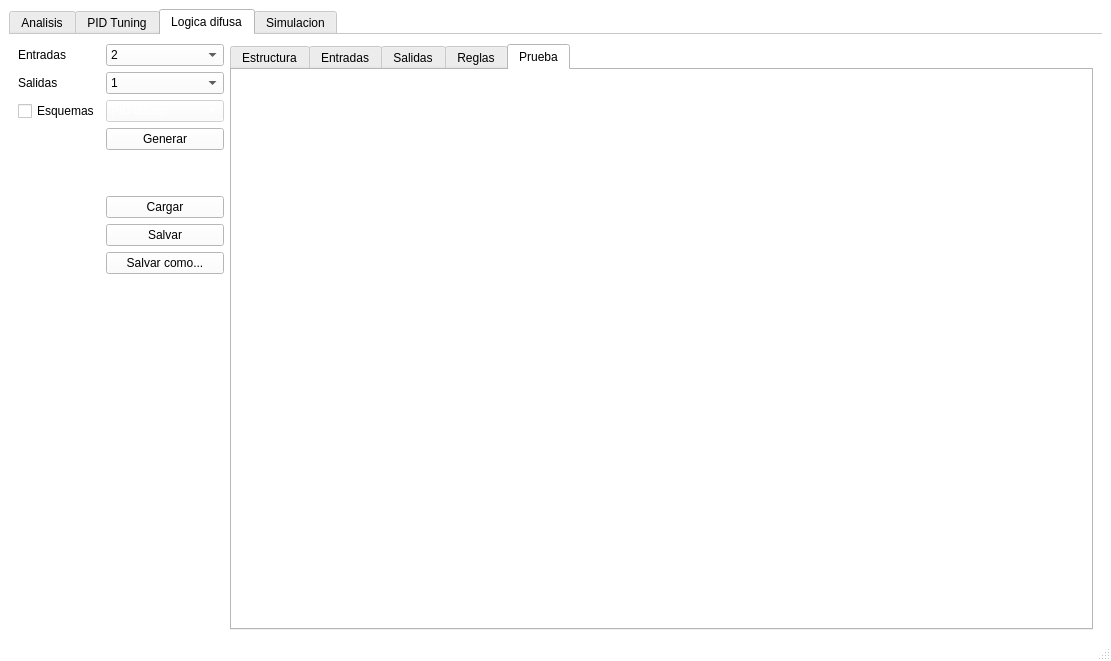
This is Main aplication/VentanaPrincipal.ui in ezalorpro/LaboratorioDeControl as Qt 5 draws it before an edit. The edited form follows.
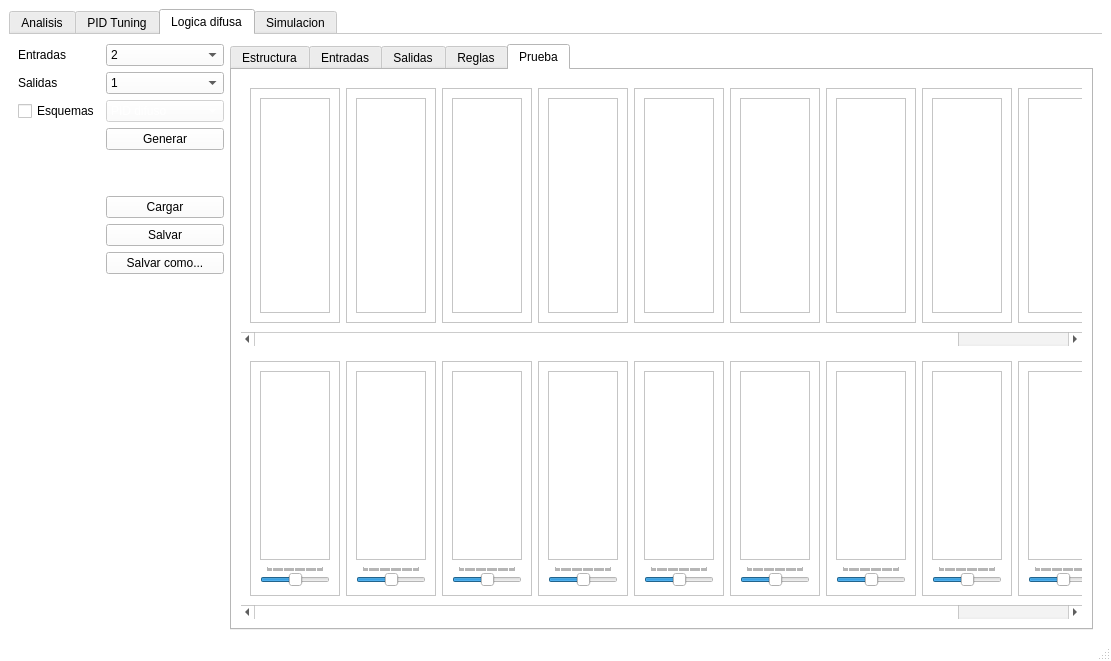
This is the edited form. The open tabs and pages were chosen to show the change. Custom widgets are drawn as their Qt base class.

Patch:
```diff
--- a/Main aplication/VentanaPrincipal.ui
+++ b/Main aplication/VentanaPrincipal.ui
@@ -4581,6 +4581,830 @@
              <attribute name="title">
               <string>Prueba</string>
              </attribute>
+             <layout class="QGridLayout" name="gridLayout_67">
+              <item row="0" column="0">
+               <widget class="QScrollArea" name="scrollArea">
+                <property name="frameShape">
+                 <enum>QFrame::NoFrame</enum>
+                </property>
+                <property name="widgetResizable">
+                 <bool>true</bool>
+                </property>
+                <widget class="QWidget" name="scrollAreaWidgetContents_2">
+                 <property name="geometry">
+                  <rect>
+                   <x>-140</x>
+                   <y>0</y>
+                   <width>1004</width>
+                   <height>242</height>
+                  </rect>
+                 </property>
+                 <layout class="QGridLayout" name="gridLayout_54">
+                  <item row="0" column="0">
+                   <layout class="QHBoxLayout" name="horizontalLayout_13">
+                    <item>
+                     <widget class="QFrame" name="outtestframe1">
+                      <property name="frameShape">
+                       <enum>QFrame::StyledPanel</enum>
+                      </property>
+                      <property name="frameShadow">
+                       <enum>QFrame::Raised</enum>
+                      </property>
+                      <layout class="QGridLayout" name="gridLayout_62">
+                       <item row="0" column="0">
+                        <layout class="QVBoxLayout" name="verticalLayout_55">
+                         <item>
+                          <widget class="MlpWidgetNoToolbar" name="outgraph1">
+                           <property name="sizePolicy">
+                            <sizepolicy hsizetype="Preferred" vsizetype="Preferred">
+                             <horstretch>0</horstretch>
+                             <verstretch>0</verstretch>
+                            </sizepolicy>
+                           </property>
+                          </widget>
+                         </item>
+                        </layout>
+                       </item>
+                      </layout>
+                     </widget>
+                    </item>
+                    <item>
+                     <widget class="QFrame" name="outtestframe2">
+                      <property name="frameShape">
+                       <enum>QFrame::StyledPanel</enum>
+                      </property>
+                      <property name="frameShadow">
+                       <enum>QFrame::Raised</enum>
+                      </property>
+                      <layout class="QGridLayout" name="gridLayout_30">
+                       <item row="0" column="0">
+                        <layout class="QVBoxLayout" name="verticalLayout_38">
+                         <item>
+                          <widget class="MlpWidgetNoToolbar" name="outgraph2">
+                           <property name="sizePolicy">
+                            <sizepolicy hsizetype="Preferred" vsizetype="Preferred">
+                             <horstretch>0</horstretch>
+                             <verstretch>0</verstretch>
+                            </sizepolicy>
+                           </property>
+                          </widget>
+                         </item>
+                        </layout>
+                       </item>
+                      </layout>
+                     </widget>
+                    </item>
+                    <item>
+                     <widget class="QFrame" name="outtestframe3">
+                      <property name="frameShape">
+                       <enum>QFrame::StyledPanel</enum>
+                      </property>
+                      <property name="frameShadow">
+                       <enum>QFrame::Raised</enum>
+                      </property>
+                      <layout class="QGridLayout" name="gridLayout_31">
+                       <item row="0" column="0">
+                        <layout class="QVBoxLayout" name="verticalLayout_39">
+                         <item>
+                          <widget class="MlpWidgetNoToolbar" name="outgraph3">
+                           <property name="sizePolicy">
+                            <sizepolicy hsizetype="Preferred" vsizetype="Preferred">
+                             <horstretch>0</horstretch>
+                             <verstretch>0</verstretch>
+                            </sizepolicy>
+                           </property>
+                          </widget>
+                         </item>
+                        </layout>
+                       </item>
+                      </layout>
+                     </widget>
+                    </item>
+                    <item>
+                     <widget class="QFrame" name="outtestframe4">
+                      <property name="frameShape">
+                       <enum>QFrame::StyledPanel</enum>
+                      </property>
+                      <property name="frameShadow">
+                       <enum>QFrame::Raised</enum>
+                      </property>
+                      <layout class="QGridLayout" name="gridLayout_32">
+                       <item row="0" column="0">
+                        <layout class="QVBoxLayout" name="verticalLayout_40">
+                         <item>
+                          <widget class="MlpWidgetNoToolbar" name="outgraph4">
+                           <property name="sizePolicy">
+                            <sizepolicy hsizetype="Preferred" vsizetype="Preferred">
+                             <horstretch>0</horstretch>
+                             <verstretch>0</verstretch>
+                            </sizepolicy>
+                           </property>
+                          </widget>
+                         </item>
+                        </layout>
+                       </item>
+                      </layout>
+                     </widget>
+                    </item>
+                    <item>
+                     <widget class="QFrame" name="outtestframe5">
+                      <property name="frameShape">
+                       <enum>QFrame::StyledPanel</enum>
+                      </property>
+                      <property name="frameShadow">
+                       <enum>QFrame::Raised</enum>
+                      </property>
+                      <layout class="QGridLayout" name="gridLayout_53">
+                       <item row="0" column="0">
+                        <layout class="QVBoxLayout" name="verticalLayout_46">
+                         <item>
+                          <widget class="MlpWidgetNoToolbar" name="outgraph5">
+                           <property name="sizePolicy">
+                            <sizepolicy hsizetype="Preferred" vsizetype="Preferred">
+                             <horstretch>0</horstretch>
+                             <verstretch>0</verstretch>
+                            </sizepolicy>
+                           </property>
+                          </widget>
+                         </item>
+                        </layout>
+                       </item>
+                      </layout>
+                     </widget>
+                    </item>
+                    <item>
+                     <widget class="QFrame" name="outtestframe6">
+                      <property name="frameShape">
+                       <enum>QFrame::StyledPanel</enum>
+                      </property>
+                      <property name="frameShadow">
+                       <enum>QFrame::Raised</enum>
+                      </property>
+                      <layout class="QGridLayout" name="gridLayout_50">
+                       <item row="0" column="0">
+                        <layout class="QVBoxLayout" name="verticalLayout_43">
+                         <item>
+                          <widget class="MlpWidgetNoToolbar" name="outgraph6">
+                           <property name="sizePolicy">
+                            <sizepolicy hsizetype="Preferred" vsizetype="Preferred">
+                             <horstretch>0</horstretch>
+                             <verstretch>0</verstretch>
+                            </sizepolicy>
+                           </property>
+                          </widget>
+                         </item>
+                        </layout>
+                       </item>
+                      </layout>
+                     </widget>
+                    </item>
+                    <item>
+                     <widget class="QFrame" name="outtestframe7">
+                      <property name="frameShape">
+                       <enum>QFrame::StyledPanel</enum>
+                      </property>
+                      <property name="frameShadow">
+                       <enum>QFrame::Raised</enum>
+                      </property>
+                      <layout class="QGridLayout" name="gridLayout_52">
+                       <item row="0" column="0">
+                        <layout class="QVBoxLayout" name="verticalLayout_45">
+                         <item>
+                          <widget class="MlpWidgetNoToolbar" name="outgraph7">
+                           <property name="sizePolicy">
+                            <sizepolicy hsizetype="Preferred" vsizetype="Preferred">
+                             <horstretch>0</horstretch>
+                             <verstretch>0</verstretch>
+                            </sizepolicy>
+                           </property>
+                          </widget>
+                         </item>
+                        </layout>
+                       </item>
+                      </layout>
+                     </widget>
+                    </item>
+                    <item>
+                     <widget class="QFrame" name="outtestframe8">
+                      <property name="frameShape">
+                       <enum>QFrame::StyledPanel</enum>
+                      </property>
+                      <property name="frameShadow">
+                       <enum>QFrame::Raised</enum>
+                      </property>
+                      <layout class="QGridLayout" name="gridLayout_49">
+                       <item row="0" column="0">
+                        <layout class="QVBoxLayout" name="verticalLayout_42">
+                         <item>
+                          <widget class="MlpWidgetNoToolbar" name="outgraph8">
+                           <property name="sizePolicy">
+                            <sizepolicy hsizetype="Preferred" vsizetype="Preferred">
+                             <horstretch>0</horstretch>
+                             <verstretch>0</verstretch>
+                            </sizepolicy>
+                           </property>
+                          </widget>
+                         </item>
+                        </layout>
+                       </item>
+                      </layout>
+                     </widget>
+                    </item>
+                    <item>
+                     <widget class="QFrame" name="outtestframe9">
+                      <property name="frameShape">
+                       <enum>QFrame::StyledPanel</enum>
+                      </property>
+                      <property name="frameShadow">
+                       <enum>QFrame::Raised</enum>
+                      </property>
+                      <layout class="QGridLayout" name="gridLayout_51">
+                       <item row="0" column="0">
+                        <layout class="QVBoxLayout" name="verticalLayout_44">
+                         <item>
+                          <widget class="MlpWidgetNoToolbar" name="outgraph9">
+                           <property name="sizePolicy">
+                            <sizepolicy hsizetype="Preferred" vsizetype="Preferred">
+                             <horstretch>0</horstretch>
+                             <verstretch>0</verstretch>
+                            </sizepolicy>
+                           </property>
+                          </widget>
+                         </item>
+                        </layout>
+                       </item>
+                      </layout>
+                     </widget>
+                    </item>
+                    <item>
+                     <widget class="QFrame" name="outtestframe10">
+                      <property name="frameShape">
+                       <enum>QFrame::StyledPanel</enum>
+                      </property>
+                      <property name="frameShadow">
+                       <enum>QFrame::Raised</enum>
+                      </property>
+                      <layout class="QGridLayout" name="gridLayout_48">
+                       <item row="0" column="0">
+                        <layout class="QVBoxLayout" name="verticalLayout_41">
+                         <item>
+                          <widget class="MlpWidgetNoToolbar" name="outgraph10">
+                           <property name="sizePolicy">
+                            <sizepolicy hsizetype="Preferred" vsizetype="Preferred">
+                             <horstretch>0</horstretch>
+                             <verstretch>0</verstretch>
+                            </sizepolicy>
+                           </property>
+                          </widget>
+                         </item>
+                        </layout>
+                       </item>
+                      </layout>
+                     </widget>
+                    </item>
+                   </layout>
+                  </item>
+                 </layout>
+                </widget>
+               </widget>
+              </item>
+              <item row="1" column="0">
+               <widget class="QScrollArea" name="scrollArea_2">
+                <property name="frameShape">
+                 <enum>QFrame::NoFrame</enum>
+                </property>
+                <property name="widgetResizable">
+                 <bool>true</bool>
+                </property>
+                <widget class="QWidget" name="scrollAreaWidgetContents_3">
+                 <property name="geometry">
+                  <rect>
+                   <x>-140</x>
+                   <y>0</y>
+                   <width>1004</width>
+                   <height>244</height>
+                  </rect>
+                 </property>
+                 <layout class="QGridLayout" name="gridLayout_55">
+                  <item row="0" column="0">
+                   <layout class="QHBoxLayout" name="horizontalLayout_14">
+                    <item>
+                     <widget class="QFrame" name="intestframe1">
+                      <property name="frameShape">
+                       <enum>QFrame::StyledPanel</enum>
+                      </property>
+                      <property name="frameShadow">
+                       <enum>QFrame::Raised</enum>
+                      </property>
+                      <layout class="QGridLayout" name="gridLayout_63">
+                       <item row="0" column="0">
+                        <layout class="QVBoxLayout" name="verticalLayout_56">
+                         <item>
+                          <widget class="MlpWidgetNoToolbar" name="ingraph1">
+                           <property name="sizePolicy">
+                            <sizepolicy hsizetype="Preferred" vsizetype="Preferred">
+                             <horstretch>0</horstretch>
+                             <verstretch>0</verstretch>
+                            </sizepolicy>
+                           </property>
+                          </widget>
+                         </item>
+                         <item>
+                          <widget class="QSlider" name="intestslider1">
+                           <property name="sizePolicy">
+                            <sizepolicy hsizetype="Preferred" vsizetype="Fixed">
+                             <horstretch>0</horstretch>
+                             <verstretch>0</verstretch>
+                            </sizepolicy>
+                           </property>
+                           <property name="maximum">
+                            <number>1000</number>
+                           </property>
+                           <property name="value">
+                            <number>500</number>
+                           </property>
+                           <property name="orientation">
+                            <enum>Qt::Horizontal</enum>
+                           </property>
+                           <property name="tickPosition">
+                            <enum>QSlider::TicksAbove</enum>
+                           </property>
+                           <property name="tickInterval">
+                            <number>20</number>
+                           </property>
+                          </widget>
+                         </item>
+                        </layout>
+                       </item>
+                      </layout>
+                     </widget>
+                    </item>
+                    <item>
+                     <widget class="QFrame" name="intestframe2">
+                      <property name="frameShape">
+                       <enum>QFrame::StyledPanel</enum>
+                      </property>
+                      <property name="frameShadow">
+                       <enum>QFrame::Raised</enum>
+                      </property>
+                      <layout class="QGridLayout" name="gridLayout_56">
+                       <item row="0" column="0">
+                        <layout class="QVBoxLayout" name="verticalLayout_47">
+                         <item>
+                          <widget class="MlpWidgetNoToolbar" name="ingraph2">
+                           <property name="sizePolicy">
+                            <sizepolicy hsizetype="Preferred" vsizetype="Preferred">
+                             <horstretch>0</horstretch>
+                             <verstretch>0</verstretch>
+                            </sizepolicy>
+                           </property>
+                          </widget>
+                         </item>
+                         <item>
+                          <widget class="QSlider" name="intestslider2">
+                           <property name="sizePolicy">
+                            <sizepolicy hsizetype="Preferred" vsizetype="Fixed">
+                             <horstretch>0</horstretch>
+                             <verstretch>0</verstretch>
+                            </sizepolicy>
+                           </property>
+                           <property name="maximum">
+                            <number>1000</number>
+                           </property>
+                           <property name="value">
+                            <number>500</number>
+                           </property>
+                           <property name="orientation">
+                            <enum>Qt::Horizontal</enum>
+                           </property>
+                           <property name="tickPosition">
+                            <enum>QSlider::TicksAbove</enum>
+                           </property>
+                           <property name="tickInterval">
+                            <number>20</number>
+                           </property>
+                          </widget>
+                         </item>
+                        </layout>
+                       </item>
+                      </layout>
+                     </widget>
+                    </item>
+                    <item>
+                     <widget class="QFrame" name="intestframe3">
+                      <property name="frameShape">
+                       <enum>QFrame::StyledPanel</enum>
+                      </property>
+                      <property name="frameShadow">
+                       <enum>QFrame::Raised</enum>
+                      </property>
+                      <layout class="QGridLayout" name="gridLayout_57">
+                       <item row="0" column="0">
+                        <layout class="QVBoxLayout" name="verticalLayout_48">
+                         <item>
+                          <widget class="MlpWidgetNoToolbar" name="ingraph3">
+                           <property name="sizePolicy">
+                            <sizepolicy hsizetype="Preferred" vsizetype="Preferred">
+                             <horstretch>0</horstretch>
+                             <verstretch>0</verstretch>
+                            </sizepolicy>
+                           </property>
+                          </widget>
+                         </item>
+                         <item>
+                          <widget class="QSlider" name="intestslider3">
+                           <property name="sizePolicy">
+                            <sizepolicy hsizetype="Preferred" vsizetype="Fixed">
+                             <horstretch>0</horstretch>
+                             <verstretch>0</verstretch>
+                            </sizepolicy>
+                           </property>
+                           <property name="maximum">
+                            <number>1000</number>
+                           </property>
+                           <property name="value">
+                            <number>500</number>
+                           </property>
+                           <property name="orientation">
+                            <enum>Qt::Horizontal</enum>
+                           </property>
+                           <property name="tickPosition">
+                            <enum>QSlider::TicksAbove</enum>
+                           </property>
+                           <property name="tickInterval">
+                            <number>20</number>
+                           </property>
+                          </widget>
+                         </item>
+                        </layout>
+                       </item>
+                      </layout>
+                     </widget>
+                    </item>
+                    <item>
+                     <widget class="QFrame" name="intestframe4">
+                      <property name="frameShape">
+                       <enum>QFrame::StyledPanel</enum>
+                      </property>
+                      <property name="frameShadow">
+                       <enum>QFrame::Raised</enum>
+                      </property>
+                      <layout class="QGridLayout" name="gridLayout_58">
+                       <item row="0" column="0">
+                        <layout class="QVBoxLayout" name="verticalLayout_49">
+                         <item>
+                          <widget class="MlpWidgetNoToolbar" name="ingraph4">
+                           <property name="sizePolicy">
+                            <sizepolicy hsizetype="Preferred" vsizetype="Preferred">
+                             <horstretch>0</horstretch>
+                             <verstretch>0</verstretch>
+                            </sizepolicy>
+                           </property>
+                          </widget>
+                         </item>
+                         <item>
+                          <widget class="QSlider" name="intestslider4">
+                           <property name="sizePolicy">
+                            <sizepolicy hsizetype="Preferred" vsizetype="Fixed">
+                             <horstretch>0</horstretch>
+                             <verstretch>0</verstretch>
+                            </sizepolicy>
+                           </property>
+                           <property name="maximum">
+                            <number>1000</number>
+                           </property>
+                           <property name="value">
+                            <number>500</number>
+                           </property>
+                           <property name="orientation">
+                            <enum>Qt::Horizontal</enum>
+                           </property>
+                           <property name="tickPosition">
+                            <enum>QSlider::TicksAbove</enum>
+                           </property>
+                           <property name="tickInterval">
+                            <number>20</number>
+                           </property>
+                          </widget>
+                         </item>
+                        </layout>
+                       </item>
+                      </layout>
+                     </widget>
+                    </item>
+                    <item>
+                     <widget class="QFrame" name="intestframe5">
+                      <property name="frameShape">
+                       <enum>QFrame::StyledPanel</enum>
+                      </property>
+                      <property name="frameShadow">
+                       <enum>QFrame::Raised</enum>
+                      </property>
+                      <layout class="QGridLayout" name="gridLayout_59">
+                       <item row="0" column="0">
+                        <layout class="QVBoxLayout" name="verticalLayout_50">
+                         <item>
+                          <widget class="MlpWidgetNoToolbar" name="ingraph5">
+                           <property name="sizePolicy">
+                            <sizepolicy hsizetype="Preferred" vsizetype="Preferred">
+                             <horstretch>0</horstretch>
+                             <verstretch>0</verstretch>
+                            </sizepolicy>
+                           </property>
+                          </widget>
+                         </item>
+                         <item>
+                          <widget class="QSlider" name="intestslider5">
+                           <property name="sizePolicy">
+                            <sizepolicy hsizetype="Preferred" vsizetype="Fixed">
+                             <horstretch>0</horstretch>
+                             <verstretch>0</verstretch>
+                            </sizepolicy>
+                           </property>
+                           <property name="maximum">
+                            <number>1000</number>
+                           </property>
+                           <property name="value">
+                            <number>500</number>
+                           </property>
+                           <property name="orientation">
+                            <enum>Qt::Horizontal</enum>
+                           </property>
+                           <property name="tickPosition">
+                            <enum>QSlider::TicksAbove</enum>
+                           </property>
+                           <property name="tickInterval">
+                            <number>20</number>
+                           </property>
+                          </widget>
+                         </item>
+                        </layout>
+                       </item>
+                      </layout>
+                     </widget>
+                    </item>
+                    <item>
+                     <widget class="QFrame" name="intestframe6">
+                      <property name="frameShape">
+                       <enum>QFrame::StyledPanel</enum>
+                      </property>
+                      <property name="frameShadow">
+                       <enum>QFrame::Raised</enum>
+                      </property>
+                      <layout class="QGridLayout" name="gridLayout_60">
+                       <item row="0" column="0">
+                        <layout class="QVBoxLayout" name="verticalLayout_51">
+                         <item>
+                          <widget class="MlpWidgetNoToolbar" name="ingraph6">
+                           <property name="sizePolicy">
+                            <sizepolicy hsizetype="Preferred" vsizetype="Preferred">
+                             <horstretch>0</horstretch>
+                             <verstretch>0</verstretch>
+                            </sizepolicy>
+                           </property>
+                          </widget>
+                         </item>
+                         <item>
+                          <widget class="QSlider" name="intestslider6">
+                           <property name="sizePolicy">
+                            <sizepolicy hsizetype="Preferred" vsizetype="Fixed">
+                             <horstretch>0</horstretch>
+                             <verstretch>0</verstretch>
+                            </sizepolicy>
+                           </property>
+                           <property name="maximum">
+                            <number>1000</number>
+                           </property>
+                           <property name="value">
+                            <number>500</number>
+                           </property>
+                           <property name="orientation">
+                            <enum>Qt::Horizontal</enum>
+                           </property>
+                           <property name="tickPosition">
+                            <enum>QSlider::TicksAbove</enum>
+                           </property>
+                           <property name="tickInterval">
+                            <number>20</number>
+                           </property>
+                          </widget>
+                         </item>
+                        </layout>
+                       </item>
+                      </layout>
+                     </widget>
+                    </item>
+                    <item>
+                     <widget class="QFrame" name="intestframe7">
+                      <property name="frameShape">
+                       <enum>QFrame::StyledPanel</enum>
+                      </property>
+                      <property name="frameShadow">
+                       <enum>QFrame::Raised</enum>
+                      </property>
+                      <layout class="QGridLayout" name="gridLayout_61">
+                       <item row="0" column="0">
+                        <layout class="QVBoxLayout" name="verticalLayout_52">
+                         <item>
+                          <widget class="MlpWidgetNoToolbar" name="ingraph7">
+                           <property name="sizePolicy">
+                            <sizepolicy hsizetype="Preferred" vsizetype="Preferred">
+                             <horstretch>0</horstretch>
+                             <verstretch>0</verstretch>
+                            </sizepolicy>
+                           </property>
+                          </widget>
+                         </item>
+                         <item>
+                          <widget class="QSlider" name="intestslider7">
+                           <property name="sizePolicy">
+                            <sizepolicy hsizetype="Preferred" vsizetype="Fixed">
+                             <horstretch>0</horstretch>
+                             <verstretch>0</verstretch>
+                            </sizepolicy>
+                           </property>
+                           <property name="maximum">
+                            <number>1000</number>
+                           </property>
+                           <property name="value">
+                            <number>500</number>
+                           </property>
+                           <property name="orientation">
+                            <enum>Qt::Horizontal</enum>
+                           </property>
+                           <property name="tickPosition">
+                            <enum>QSlider::TicksAbove</enum>
+                           </property>
+                           <property name="tickInterval">
+                            <number>20</number>
+                           </property>
+                          </widget>
+                         </item>
+                        </layout>
+                       </item>
+                      </layout>
+                     </widget>
+                    </item>
+                    <item>
+                     <widget class="QFrame" name="intestframe8">
+                      <property name="frameShape">
+                       <enum>QFrame::StyledPanel</enum>
+                      </property>
+                      <property name="frameShadow">
+                       <enum>QFrame::Raised</enum>
+                      </property>
+                      <layout class="QGridLayout" name="gridLayout_64">
+                       <item row="0" column="0">
+                        <layout class="QVBoxLayout" name="verticalLayout_53">
+                         <item>
+                          <widget class="MlpWidgetNoToolbar" name="ingraph8">
+                           <property name="sizePolicy">
+                            <sizepolicy hsizetype="Preferred" vsizetype="Preferred">
+                             <horstretch>0</horstretch>
+                             <verstretch>0</verstretch>
+                            </sizepolicy>
+                           </property>
+                          </widget>
+                         </item>
+                         <item>
+                          <widget class="QSlider" name="intestslider8">
+                           <property name="sizePolicy">
+                            <sizepolicy hsizetype="Preferred" vsizetype="Fixed">
+                             <horstretch>0</horstretch>
+                             <verstretch>0</verstretch>
+                            </sizepolicy>
+                           </property>
+                           <property name="maximum">
+                            <number>1000</number>
+                           </property>
+                           <property name="value">
+                            <number>500</number>
+                           </property>
+                           <property name="orientation">
+                            <enum>Qt::Horizontal</enum>
+                           </property>
+                           <property name="tickPosition">
+                            <enum>QSlider::TicksAbove</enum>
+                           </property>
+                           <property name="tickInterval">
+                            <number>20</number>
+                           </property>
+                          </widget>
+                         </item>
+                        </layout>
+                       </item>
+                      </layout>
+                     </widget>
+                    </item>
+                    <item>
+                     <widget class="QFrame" name="intestframe9">
+                      <property name="frameShape">
+                       <enum>QFrame::StyledPanel</enum>
+                      </property>
+                      <property name="frameShadow">
+                       <enum>QFrame::Raised</enum>
+                      </property>
+                      <layout class="QGridLayout" name="gridLayout_65">
+                       <item row="0" column="0">
+                        <layout class="QVBoxLayout" name="verticalLayout_54">
+                         <item>
+                          <widget class="MlpWidgetNoToolbar" name="ingraph9">
+                           <property name="sizePolicy">
+                            <sizepolicy hsizetype="Preferred" vsizetype="Preferred">
+                             <horstretch>0</horstretch>
+                             <verstretch>0</verstretch>
+                            </sizepolicy>
+                           </property>
+                          </widget>
+                         </item>
+                         <item>
+                          <widget class="QSlider" name="intestslider9">
+                           <property name="sizePolicy">
+                            <sizepolicy hsizetype="Preferred" vsizetype="Fixed">
+                             <horstretch>0</horstretch>
+                             <verstretch>0</verstretch>
+                            </sizepolicy>
+                           </property>
+                           <property name="maximum">
+                            <number>1000</number>
+                           </property>
+                           <property name="value">
+                            <number>500</number>
+                           </property>
+                           <property name="orientation">
+                            <enum>Qt::Horizontal</enum>
+                           </property>
+                           <property name="tickPosition">
+                            <enum>QSlider::TicksAbove</enum>
+                           </property>
+                           <property name="tickInterval">
+                            <number>20</number>
+                           </property>
+                          </widget>
+                         </item>
+                        </layout>
+                       </item>
+                      </layout>
+                     </widget>
+                    </item>
+                    <item>
+                     <widget class="QFrame" name="intestframe10">
+                      <property name="frameShape">
+                       <enum>QFrame::StyledPanel</enum>
+                      </property>
+                      <property name="frameShadow">
+                       <enum>QFrame::Raised</enum>
+                      </property>
+                      <layout class="QGridLayout" name="gridLayout_66">
+                       <item row="0" column="0">
+                        <layout class="QVBoxLayout" name="verticalLayout_57">
+                         <item>
+                          <widget class="MlpWidgetNoToolbar" name="ingraph10">
+                           <property name="sizePolicy">
+                            <sizepolicy hsizetype="Preferred" vsizetype="Preferred">
+                             <horstretch>0</horstretch>
+                             <verstretch>0</verstretch>
+                            </sizepolicy>
+                           </property>
+                          </widget>
+                         </item>
+                         <item>
+                          <widget class="QSlider" name="intestslider10">
+                           <property name="sizePolicy">
+                            <sizepolicy hsizetype="Preferred" vsizetype="Fixed">
+                             <horstretch>0</horstretch>
+                             <verstretch>0</verstretch>
+                            </sizepolicy>
+                           </property>
+                           <property name="maximum">
+                            <number>1000</number>
+                           </property>
+                           <property name="value">
+                            <number>500</number>
+                           </property>
+                           <property name="orientation">
+                            <enum>Qt::Horizontal</enum>
+                           </property>
+                           <property name="tickPosition">
+                            <enum>QSlider::TicksAbove</enum>
+                           </property>
+                           <property name="tickInterval">
+                            <number>20</number>
+                           </property>
+                          </widget>
+                         </item>
+                        </layout>
+                       </item>
+                      </layout>
+                     </widget>
+                    </item>
+                   </layout>
+                  </item>
+                 </layout>
+                </widget>
+               </widget>
+              </item>
+             </layout>
             </widget>
            </widget>
           </item>
@@ -4636,6 +5460,11 @@
    <extends>QGraphicsView</extends>
    <header>mlpwidget</header>
   </customwidget>
+  <customwidget>
+   <class>MlpWidgetNoToolbar</class>
+   <extends>QGraphicsView</extends>
+   <header>mlpwidget</header>
+  </customwidget>
  </customwidgets>
  <tabstops>
   <tabstop>analisisGraficaTab</tabstop>
```
Left out of the diff: 40 changed lines with no effect on the pictures.
